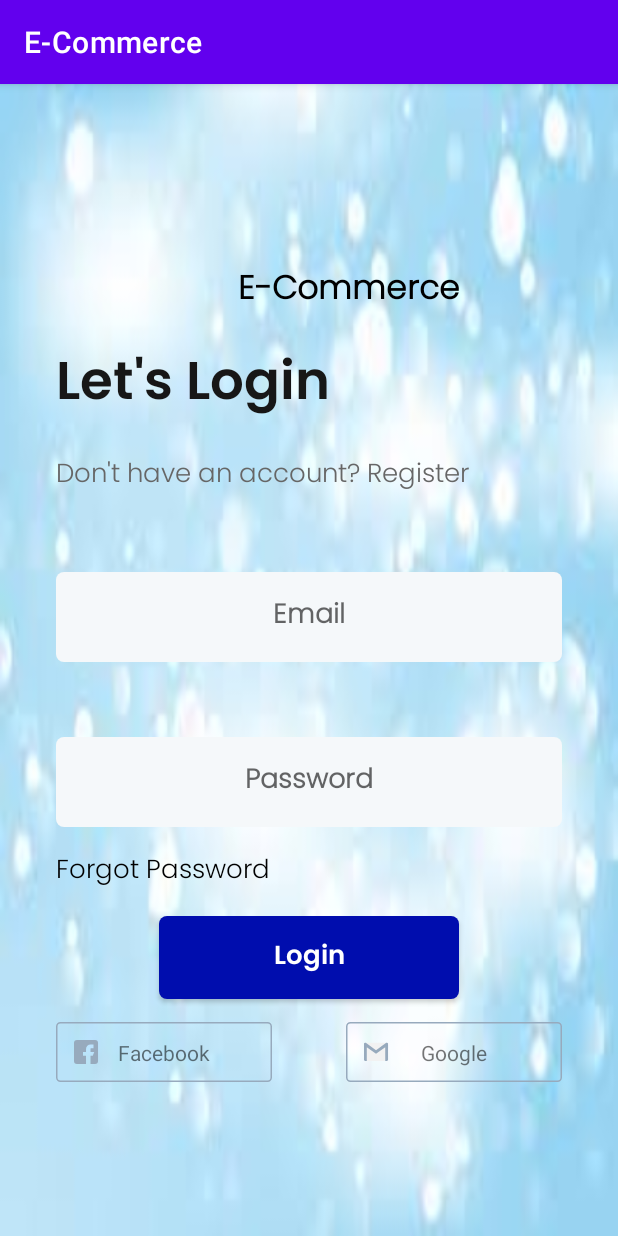
After one commit to lamxuanthinh/PROJECT-03, an Android app: the fragment LoginFragment shown on its own in the app's theme, on a phone screen of 412 x 824 dp. The commit adds this screen. Run offline under Robolectric (Android 15) with nearby library versions, the phone set to English and light mode, and no system bars.

Commit message:
fragment login #p3

```diff
--- /dev/null
+++ b/app/src/main/java/com/example/project03/fragments/LoginFragment.kt
@@ -0,0 +1,60 @@
+package com.example.project03.fragments
+
+import android.os.Bundle
+import androidx.fragment.app.Fragment
+import android.view.LayoutInflater
+import android.view.View
+import android.view.ViewGroup
+import com.example.project03.R
+
+// TODO: Rename parameter arguments, choose names that match
+// the fragment initialization parameters, e.g. ARG_ITEM_NUMBER
+private const val ARG_PARAM1 = "param1"
+private const val ARG_PARAM2 = "param2"
+
+/**
+ * A simple [Fragment] subclass.
+ * Use the [LoginFragment.newInstance] factory method to
+ * create an instance of this fragment.
+ */
+class LoginFragment : Fragment() {
+    // TODO: Rename and change types of parameters
+    private var param1: String? = null
+    private var param2: String? = null
+
+    override fun onCreate(savedInstanceState: Bundle?) {
+        super.onCreate(savedInstanceState)
+        arguments?.let {
+            param1 = it.getString(ARG_PARAM1)
+            param2 = it.getString(ARG_PARAM2)
+        }
+    }
+
+    override fun onCreateView(
+        inflater: LayoutInflater, container: ViewGroup?,
+        savedInstanceState: Bundle?
+    ): View? {
+        // Inflate the layout for this fragment
+        return inflater.inflate(R.layout.fragment_login, container, false)
+    }
+
+    companion object {
+        /**
+         * Use this factory method to create a new instance of
+         * this fragment using the provided parameters.
+         *
+         * @param param1 Parameter 1.
+         * @param param2 Parameter 2.
+         * @return A new instance of fragment LoginFragment.
+         */
+        // TODO: Rename and change types and number of parameters
+        @JvmStatic
+        fun newInstance(param1: String, param2: String) =
+            LoginFragment().apply {
+                arguments = Bundle().apply {
+                    putString(ARG_PARAM1, param1)
+                    putString(ARG_PARAM2, param2)
+                }
+            }
+    }
+}
--- /dev/null
+++ b/app/src/main/res/drawable/ic_facebooklogin.xml
@@ -0,0 +1,15 @@
+<?xml version="1.0" encoding="utf-8"?>
+<vector xmlns:android="http://schemas.android.com/apk/res/android"
+    android:width="144dp"
+    android:height="40dp"
+    android:viewportWidth="144"
+    android:viewportHeight="40">
+    <path
+        android:pathData="M3,0.5L141,0.5A2.5,2.5 0,0 1,143.5 3L143.5,37A2.5,2.5 0,0 1,141 39.5L3,39.5A2.5,2.5 0,0 1,0.5 37L0.5,3A2.5,2.5 0,0 1,3 0.5z"
+        android:strokeWidth="1"
+        android:fillColor="#00000000"
+        android:strokeColor="#97aabd"/>
+    <path
+        android:pathData="M14,28.024L20.012,28.024L20.012,22.516h-2v-2.5h2v-2a3,3 0,0 1,3 -3h2v2.5h-1c-0.553,0 -1,-0.052 -1,0.5v2h2.5l-1,2.5h-1.5v5.508h3a2.005,2.005 0,0 0,2 -2L28.012,14a2,2 0,0 0,-2 -2L14,12A2,2 0,0 0,12 14L12,26.021A2,2 0,0 0,14 28.024Z"
+        android:fillColor="#97aabd"/>
+</vector>
--- /dev/null
+++ b/app/src/main/res/drawable/ic_googlelogin.xml
@@ -0,0 +1,30 @@
+<?xml version="1.0" encoding="utf-8"?>
+<vector xmlns:android="http://schemas.android.com/apk/res/android"
+    android:width="144dp"
+    android:height="40dp"
+    android:viewportWidth="144"
+    android:viewportHeight="40">
+    <path
+        android:pathData="M3,0.5L141,0.5A2.5,2.5 0,0 1,143.5 3L143.5,37A2.5,2.5 0,0 1,141 39.5L3,39.5A2.5,2.5 0,0 1,0.5 37L0.5,3A2.5,2.5 0,0 1,3 0.5z"
+        android:strokeWidth="1"
+        android:fillColor="#00000000"
+        android:strokeColor="#97aabd"/>
+    <path
+        android:pathData="M27.178,15.728 L26.155,26L13.866,26l-0.824,-10.073 6.967,3.9Z"
+        android:fillColor="#f2f2f2"/>
+    <path
+        android:pathData="M26.831,13.793l-6.819,6.406 -6.819,-6.406L26.831,13.793Z"
+        android:fillColor="#f2f2f2"/>
+    <path
+        android:pathData="M13.869,16.751v9.249L12.755,26A0.756,0.756 0,0 1,12 25.245v-9.856L13.221,15.422Z"
+        android:fillColor="#97aabd"/>
+    <path
+        android:pathData="M28.024,15.389v9.856a0.756,0.756 0,0 1,-0.756 0.755h-1.113v-9.249l0.616,-1.456Z"
+        android:fillColor="#97aabd"/>
+    <path
+        android:pathData="M28.024,14.548v0.84l-1.869,1.362L20.012,21.228 13.869,16.751 12,15.389v-0.84a0.756,0.756 0,0 1,0.755 -0.755h0.437l6.819,4.97 6.819,-4.97h0.437A0.756,0.756 0,0 1,28.024 14.548Z"
+        android:fillColor="#97aabd"/>
+    <path
+        android:pathData="M13.869,16.751 L12,16.461v-1.072Z"
+        android:fillColor="#97aabd"/>
+</vector>
--- /dev/null
+++ b/app/src/main/res/drawable/ic_kleine_shape.xml
@@ -0,0 +1,12 @@
+<?xml version="1.0" encoding="utf-8"?>
+<selector xmlns:android="http://schemas.android.com/apk/res/android">
+    <vector xmlns:android="http://schemas.android.com/apk/res/android"
+        android:width="16.022dp"
+        android:height="16.023dp"
+        android:viewportWidth="16.022"
+        android:viewportHeight="16.023">
+        <path
+            android:pathData="M16.022,16.023A16.018,16.018 0,0 1,9.89 14.8a16.024,16.024 0,0 1,-5.2 -3.474,16.026 16.026,0 0,1 -3.473,-5.2A16.023,16.023 0,0 1,0 0H16.022Z"
+            android:fillColor="#161616"/>
+    </vector>
+</selector>
--- /dev/null
+++ b/app/src/main/res/layout/fragment_login.xml
@@ -0,0 +1,163 @@
+<?xml version="1.0" encoding="utf-8"?>
+<FrameLayout xmlns:android="http://schemas.android.com/apk/res/android"
+    xmlns:tools="http://schemas.android.com/tools"
+    android:layout_width="match_parent"
+    android:layout_height="match_parent"
+    android:background="@drawable/nen"
+    xmlns:app="http://schemas.android.com/apk/res-auto"
+    tools:context=".fragments.LoginFragment">
+
+    <!-- TODO: Update blank fragment layout -->
+<!--    <ImageView-->
+<!--        android:layout_width="match_parent"-->
+<!--        android:layout_height="match_parent"-->
+<!--        android:src="@drawable/nen"-->
+<!--        android:scaleType="centerInside"-->
+<!--        />-->
+
+    <androidx.constraintlayout.widget.ConstraintLayout
+        android:layout_width="match_parent"
+        android:layout_height="876dp">
+
+        <TextView
+            android:id="@+id/tvAppName"
+            android:layout_width="wrap_content"
+            android:layout_height="wrap_content"
+            android:layout_marginTop="120dp"
+            android:drawableStart="@drawable/ic_kleine_shape"
+            android:drawablePadding="16dp"
+            style="@style/h3"
+            android:text="@string/app_name"
+            android:textStyle="bold"
+            app:layout_constraintEnd_toEndOf="parent"
+            app:layout_constraintStart_toStartOf="@+id/guidelineLoginLeft"
+            app:layout_constraintTop_toTopOf="parent" />
+
+        <TextView
+            android:id="@+id/tvLetsgo"
+            style="@style/h4"
+            android:layout_width="wrap_content"
+            android:layout_height="wrap_content"
+            android:layout_marginTop="15dp"
+            android:gravity="center"
+            android:text="Let's Login"
+            android:textAlignment="center"
+            android:textSize="35sp"
+            app:layout_constraintStart_toStartOf="@id/guidelineLoginLeft"
+            app:layout_constraintTop_toBottomOf="@id/tvAppName" />
+
+        <TextView
+            android:id="@+id/tvDontHaveAccount"
+            style="@style/h2"
+            android:layout_width="wrap_content"
+            android:layout_height="wrap_content"
+            android:gravity="center"
+            android:text="Don't have an account? Register"
+            android:textAlignment="center"
+            android:layout_marginTop="15dp"
+            app:layout_constraintStart_toStartOf="@id/guidelineLoginLeft"
+            app:layout_constraintTop_toBottomOf="@id/tvLetsgo" />
+
+
+        <EditText
+            android:id="@+id/edEmailLogin"
+            style="@style/editText"
+            android:layout_width="0dp"
+            android:layout_height="@dimen/edittextHeight"
+            android:layout_marginTop="50dp"
+            android:hint="Email"
+            android:inputType="textEmailAddress"
+            app:layout_constraintEnd_toEndOf="@id/guidelineLoginRight"
+            app:layout_constraintStart_toStartOf="@+id/guidelineLoginLeft"
+            app:layout_constraintTop_toBottomOf="@+id/tvDontHaveAccount" />
+
+        <EditText
+            android:id="@+id/edPasswordLogin"
+            style="@style/editText"
+            android:layout_width="0dp"
+            android:layout_height="@dimen/edittextHeight"
+            android:layout_marginTop="50dp"
+            android:hint="Password"
+            android:inputType="textPassword"
+            app:layout_constraintEnd_toEndOf="@id/guidelineLoginRight"
+            app:layout_constraintStart_toStartOf="@+id/guidelineLoginLeft"
+            app:layout_constraintTop_toBottomOf="@+id/edEmailLogin" />
+
+        <TextView
+            android:id="@+id/tvForgotPasswordLogin"
+            style="@style/h2"
+            android:layout_width="wrap_content"
+            android:layout_height="wrap_content"
+            android:gravity="center"
+            android:text="Forgot Password"
+            android:textAlignment="center"
+            android:layout_marginTop="15dp"
+            android:textColor="@color/black"
+            app:layout_constraintStart_toStartOf="@id/guidelineLoginLeft"
+            app:layout_constraintTop_toBottomOf="@id/edPasswordLogin" />
+
+        <ImageView
+            android:id="@+id/facebookLogin"
+            android:layout_width="wrap_content"
+            android:layout_height="wrap_content"
+            android:layout_marginTop="15dp"
+            android:src="@drawable/ic_facebooklogin"
+            app:layout_constraintStart_toStartOf="@id/guidelineLoginLeft"
+            app:layout_constraintTop_toBottomOf="@id/buttonLoginLogin" />
+        <TextView
+            android:layout_width="wrap_content"
+            android:layout_height="wrap_content"
+            android:text="Facebook"
+            app:layout_constraintStart_toStartOf="@+id/facebookLogin"
+            app:layout_constraintTop_toTopOf="@id/facebookLogin"
+            app:layout_constraintBottom_toBottomOf="@id/facebookLogin"
+            app:layout_constraintEnd_toEndOf="@id/facebookLogin"
+            />
+        <ImageView
+            android:id="@+id/googleLogin"
+            android:layout_width="wrap_content"
+            android:layout_height="wrap_content"
+            android:layout_marginTop="15dp"
+            android:src="@drawable/ic_googlelogin"
+            app:layout_constraintEnd_toEndOf="@id/guidelineLoginRight"
+            app:layout_constraintTop_toBottomOf="@id/buttonLoginLogin" />
+        <TextView
+
+            android:layout_width="wrap_content"
+            android:layout_height="wrap_content"
+            android:text="Google"
+            app:layout_constraintStart_toStartOf="@+id/googleLogin"
+            app:layout_constraintTop_toTopOf="@id/googleLogin"
+            app:layout_constraintBottom_toBottomOf="@id/googleLogin"
+            app:layout_constraintEnd_toEndOf="@id/googleLogin"
+            />
+
+        <androidx.appcompat.widget.AppCompatButton
+            android:id="@+id/buttonLoginLogin"
+            style="@style/blueButtonStyle"
+            android:layout_width="@dimen/mediumButtonWidth"
+            android:layout_height="@dimen/mediumButtonHeight"
+            android:layout_marginTop="15dp"
+            android:text="Login"
+            app:layout_constraintEnd_toEndOf="@id/guidelineLoginRight"
+            app:layout_constraintStart_toStartOf="@+id/guidelineLoginLeft"
+            app:layout_constraintTop_toBottomOf="@+id/tvForgotPasswordLogin" />
+
+        <androidx.constraintlayout.widget.Guideline
+            android:id="@+id/guidelineLoginLeft"
+            android:layout_width="wrap_content"
+            android:layout_height="wrap_content"
+            android:orientation="vertical"
+            app:layout_constraintGuide_percent="0.09" />
+
+        <androidx.constraintlayout.widget.Guideline
+            android:id="@+id/guidelineLoginRight"
+            android:layout_width="wrap_content"
+            android:layout_height="wrap_content"
+            android:orientation="vertical"
+            app:layout_constraintGuide_percent="0.91" />
+
+
+    </androidx.constraintlayout.widget.ConstraintLayout>
+
+</FrameLayout>
--- a/app/src/main/res/values/dimens.xml
+++ b/app/src/main/res/values/dimens.xml
@@ -7,4 +7,6 @@
     <dimen name="mediumButtonWidth">200dp</dimen>
     <dimen name="mediumButtonHeight">55dp</dimen>
     <dimen name="edittextHeight">60dp</dimen>
+    <dimen name="editbuttonHeight">40</dimen>
+    <dimen name="editButtonHeight">40dp</dimen>
 </resources>
--- a/app/src/main/res/values/strings.xml
+++ b/app/src/main/res/values/strings.xml
@@ -2,4 +2,6 @@
     <string name="app_name">E-Commerce</string>
     <string name="rightAddress">The Right Address\nFor Shopping\nAnyday</string>
     <string name="qulity">It is now very easy to reach the\nbest quality among the\nproducts on the internet!</string>
+    <!-- TODO: Remove or change this placeholder text -->
+    <string name="hello_blank_fragment">Hello blank fragment</string>
 </resources>
```
Also changed, not shown: app/src/main/res/drawable/img.png (added), app/src/main/res/drawable/nen.jpg (added).
